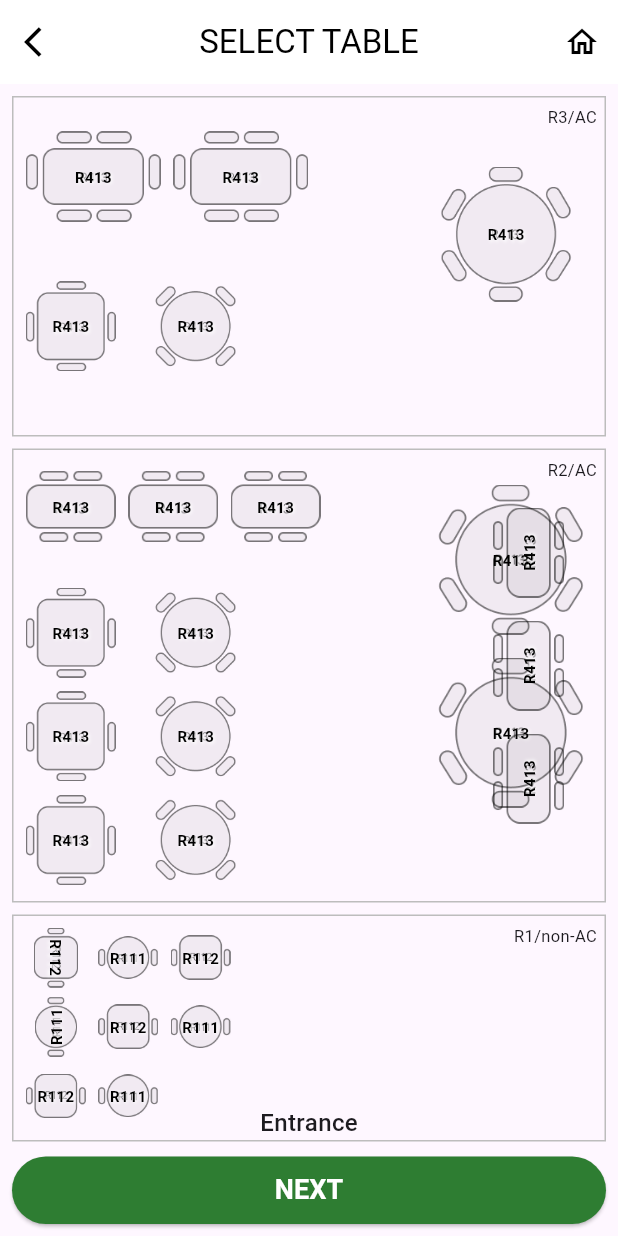
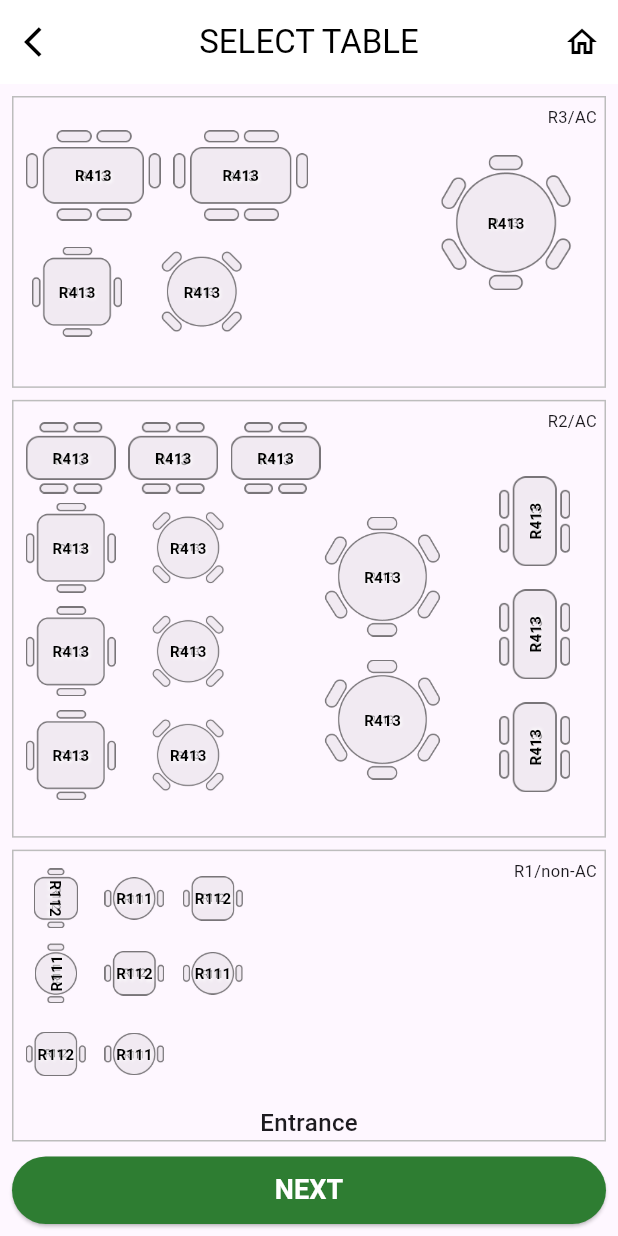
Before and after one commit to dhanyashreealva/flutterbloc, a Flutter app: the screen it shows after launch, on a phone screen of 412 x 824 dp. Run offline on Flutter 3.47's test engine with Material 3 defaults, Android fonts, the phone set to English and light mode, and no system bars; our stand-ins replace equatable, flutter_bloc.

Commit message:
table done

```diff
--- a/my_app/lib/tableselection.dart
+++ b/my_app/lib/tableselection.dart
@@ -78,7 +78,7 @@ class SelectTableScreen extends StatelessWidget {
               children: [
                 // R3/AC
                 Expanded(
-                  flex: 3,
+                  flex: 2,
                   child: Container(
                     decoration: BoxDecoration(
                       border: Border.all(color: Colors.grey.shade400),
@@ -87,13 +87,14 @@ class SelectTableScreen extends StatelessWidget {
                       children: [
                         // First row
                         Positioned(
-                          top: h * 0.01,
+                          top: h * 0.009,
                           left: w * 0.02,
                           child: Row(
                             children: [
                               CustomTableImageWidget(
                                 label: 'R413',
                                 imagePath: 'assets/images/rectangle6.png',
+                                //isAvailable: true,
                                 width: 90,
                                 height: 90,
                               ),
@@ -101,6 +102,7 @@ class SelectTableScreen extends StatelessWidget {
                               CustomTableImageWidget(
                                 label: 'R413',
                                 imagePath: 'assets/images/rectangle6.png',
+                                //isAvailable: true,
                                 width: 90,
                                 height: 90,
                               ),
@@ -109,19 +111,20 @@ class SelectTableScreen extends StatelessWidget {
                         ),
                         // Second row
                         Positioned(
-                          top: h * 0.14,
-                          left: w * 0.02,
+                          top: h * 0.11,
+                          left: w * 0.03,
                           child: Row(
                             children: [
                               CustomTableImageWidget(
                                 label: 'R413',
                                 imagePath: 'assets/images/square4.png',
-
+                                //isAvailable: true,
                               ),
                               SizedBox(width: w * 0.02),
                               CustomTableImageWidget(
                                 label: 'R413',
                                 imagePath: 'assets/images/circle4.png',
+                               // isAvailable: true,
                                 width: 90,
                                 height: 90,
                               ),
@@ -130,11 +133,12 @@ class SelectTableScreen extends StatelessWidget {
                         ),
                         // Large round table right
                         Positioned(
-                          top: h * 0.06,
+                          top: h * 0.05,
                           right: w * 0.05,
                           child: CustomTableImageWidget(
                                 label: 'R413',
                                 imagePath: 'assets/images/circle6.png',
+                               // isAvailable: true,
                                 width: 90,
                                 height: 90,
                               ),
@@ -152,7 +156,7 @@ class SelectTableScreen extends StatelessWidget {
 
                 // R2/AC
                 Expanded(
-                  flex: 4,
+                  flex: 3,
                   child: Container(
                     decoration: BoxDecoration(
                       border: Border.all(color: Colors.grey.shade400),
@@ -170,16 +174,19 @@ class SelectTableScreen extends StatelessWidget {
                                   CustomTableImageWidget(
                                     label: 'R413',
                                     imagePath: 'assets/images/rectangle4.png',
+                                    //isAvailable: false,
                                   ),
                                   SizedBox(width: w * 0.02),
                                   CustomTableImageWidget(
                                     label: 'R413',
                                     imagePath: 'assets/images/rectangle4.png',
+                                    //isAvailable: true,
                                   ),
                                   SizedBox(width: w * 0.02),
                                   CustomTableImageWidget(
                                     label: 'R413',
                                     imagePath: 'assets/images/rectangle4.png',
+                                    //isAvailable: true,
                                   ),
                                 ],
                               ),
@@ -188,7 +195,51 @@ class SelectTableScreen extends StatelessWidget {
                            ),
                          ),
                         Positioned(
-                          top: h * 0.10,
+                          top: h * 0.075,
+                          left: w * 0.02,
+                          child: Row(
+                            children: [
+                              CustomTableImageWidget(
+                                label: 'R413',
+                                imagePath: 'assets/images/square4.png',
+                                //isAvailable: false,
+                              ),
+                              SizedBox(width: w * 0.02),
+                              CustomTableImageWidget(
+                                label: 'R413',
+                                imagePath: 'assets/images/circle4.png',
+                                //isAvailable: true,
+                                width: 80,
+                                height: 80,
+                              ),
+                              SizedBox(width: w*0.02),
+                            ],
+                          ),
+                        ),
+                         Positioned(
+                          top: h * 0.165,
+                          left: w * 0.02,
+                          child: Row(
+                            children: [
+                              CustomTableImageWidget(
+                                label: 'R413',
+                                imagePath: 'assets/images/square4.png',
+                                //isAvailable: false,
+                              ),
+                              SizedBox(width: w * 0.02),
+                              CustomTableImageWidget(
+                                label: 'R413',
+                                imagePath: 'assets/images/circle4.png',
+                               // isAvailable: true,
+                                width: 80,
+                                height:80,
+                              ),
+                              SizedBox(width: w*0.02),
+                            ],
+                          ),
+                        ),
+                         Positioned(
+                          top: h * 0.255,
                           left: w * 0.02,
                           child: Row(
                             children: [
@@ -200,48 +251,8 @@ class SelectTableScreen extends StatelessWidget {
                               CustomTableImageWidget(
                                 label: 'R413',
                                 imagePath: 'assets/images/circle4.png',
-                                width: 90,
-                                height: 90,
-                              ),
-                              SizedBox(width: w*0.02),
-                            ],
-                          ),
-                        ),
-                         Positioned(
-                          top: h * 0.19,
-                          left: w * 0.02,
-                          child: Row(
-                            children: [
-                              CustomTableImageWidget(
-                                label: 'R413',
-                                imagePath: 'assets/images/square4.png',
-                              ),
-                              SizedBox(width: w * 0.02),
-                              CustomTableImageWidget(
-                                label: 'R413',
-                                imagePath: 'assets/images/circle4.png',
-                                width: 90,
-                                height:90,
-                              ),
-                              SizedBox(width: w*0.02),
-                            ],
-                          ),
-                        ),
-                         Positioned(
-                          top: h * 0.28,
-                          left: w * 0.02,
-                          child: Row(
-                            children: [
-                              CustomTableImageWidget(
-                                label: 'R413',
-                                imagePath: 'assets/images/square4.png',
-                              ),
-                              SizedBox(width: w * 0.02),
-                              CustomTableImageWidget(
-                                label: 'R413',
-                                imagePath: 'assets/images/circle4.png',
-                                width: 90,
-                                height: 90,
+                                width: 80,
+                                height: 80,
                               ),
                               SizedBox(width: w*0.02),
                             ],
@@ -250,28 +261,31 @@ class SelectTableScreen extends StatelessWidget {
 
                         // Right vertical tables
                         Positioned(
-                          top: h * 0.03,
-                          right: w * 0.03,
+                          top: h * 0.10,
+                          left: w * 0.5,
                           child: Column(
                             children: [
                               CustomTableImageWidget(
                                 label: 'R413',
                                 imagePath: 'assets/images/circle6.png',
-                                width: 100,
-                                height: 100,                              ),
+                                //isAvailable: true,
+                                width: 80,
+                                height:80,
+                                 ),
                               SizedBox(height: h * 0.02),
                               CustomTableImageWidget(
                                 label: 'R413',
                                 imagePath: 'assets/images/circle6.png',
-                                width: 100,
-                                height: 100,
+                                //isAvailable: false,
+                                width: 80,
+                                height: 80,
                               ),
                             ],
                           ),
                         ),
                         Positioned(
-                            top: h * 0.05,
-                            right: w * 0.05,
+                            top: h * 0.065,
+                            right: w * 0.04,
                             child: Column(
                               children: [
                                 RotatedBox(
@@ -279,6 +293,7 @@ class SelectTableScreen extends StatelessWidget {
                                   child: CustomTableImageWidget(
                                     label: 'R413',
                                     imagePath: 'assets/images/rectangle4.png',
+                                    //isAvailable: true,
                                   ),
                                 ),
                                 SizedBox(height: h * 0.02),
@@ -287,6 +302,7 @@ class SelectTableScreen extends StatelessWidget {
                                   child: CustomTableImageWidget(
                                     label: 'R413',
                                     imagePath: 'assets/images/rectangle4.png',
+                                    //isAvailable: false,
                                   ),
                                 ),
                                 SizedBox(height: h * 0.02),
@@ -295,6 +311,7 @@ class SelectTableScreen extends StatelessWidget {
                                   child: CustomTableImageWidget(
                                     label: 'R413',
                                     imagePath: 'assets/images/rectangle4.png',
+                                    //isAvailable: true,
                                   ),
                                 ),
                               ],
@@ -322,7 +339,7 @@ class SelectTableScreen extends StatelessWidget {
                     child: Stack(
                       children: [
                         Positioned(
-                          top: h * 0.01,
+                          top: h * 0.015,
                           left: w * 0.02,
                           child: Row(
                             children: [
@@ -335,14 +352,14 @@ class SelectTableScreen extends StatelessWidget {
                                     height: 40,
                                   ),
                                 ),
-                              SizedBox(width: w * 0.02),
+                              SizedBox(width: w * 0.03),
                               CustomTableImageWidget(
                                 label: 'R111',
                                 imagePath: 'assets/images/circle2.png',
                                 width: 40,
                                 height: 40,
                               ),
-                              SizedBox(width: w * 0.02),
+                              SizedBox(width: w * 0.03),
                               CustomTableImageWidget(
                                 label: 'R112',
                                 imagePath: 'assets/images/square2.png',
@@ -353,7 +370,7 @@ class SelectTableScreen extends StatelessWidget {
                           ),
                         ),
                         Positioned(
-                          top: h * 0.07,
+                          top: h * 0.08,
                           left: w * 0.02,
                           child: Row(
                             children: [
@@ -366,14 +383,14 @@ class SelectTableScreen extends StatelessWidget {
                                     height: 40,
                                   ),
                                 ),
-                              SizedBox(width: w * 0.02),
+                              SizedBox(width: w * 0.03),
                               CustomTableImageWidget(
                                 label: 'R112',
                                 imagePath: 'assets/images/square2.png',
                                 width: 40,
                                 height: 40,
                               ),
-                              SizedBox(width: w * 0.02),
+                              SizedBox(width: w * 0.03),
                               CustomTableImageWidget(
                                 label: 'R111',
                                 imagePath: 'assets/images/circle2.png',
@@ -384,7 +401,7 @@ class SelectTableScreen extends StatelessWidget {
                           ),
                         ),
                         Positioned(
-                          top: h * 0.13,
+                          top: h * 0.15,
                           left: w * 0.02,
                           child: Row(
                             children: [
@@ -394,7 +411,7 @@ class SelectTableScreen extends StatelessWidget {
                                 width: 40,
                                 height: 40,
                               ),
-                              SizedBox(width: w * 0.02),
+                              SizedBox(width: w * 0.03),
                               CustomTableImageWidget(
                                 label: 'R111',
                                 imagePath: 'assets/images/circle2.png',
--- a/my_app/lib/widgets/CustomTableimagewidget.dart
+++ b/my_app/lib/widgets/CustomTableimagewidget.dart
@@ -66,17 +66,11 @@ class TableScreen extends StatelessWidget {
 
   // LIST OF TABLES
   final List<TableModel> tables = [
-    TableModel('R1', 'assets/images/circle2.png'),
-    TableModel('R1', 'assets/images/square2.png'),
-    TableModel('R2', 'assets/images/rectangle4.png'),
-    TableModel('R2', 'assets/images/square4.png'),
-    TableModel('R2', 'assets/images/circle4.png'),
-    TableModel('R2', 'assets/images/circle6.png'),
-    TableModel('R3', 'assets/images/circle4.png'),
-    TableModel('R3', 'assets/images/square4.png'),
-    TableModel('R3', 'assets/images/rectangle6.png'),
-    TableModel('R3', 'assets/images/circle6.png'),
-
+    TableModel('R1', 'assets/tables/table_type1.png'),
+    TableModel('R2', 'assets/tables/table_type2.png'),
+    TableModel('R3', 'assets/tables/table_type3.png'),
+    TableModel('R4', 'assets/tables/table_type4.png'),
+    TableModel('R5', 'assets/tables/table_type5.png'),
     // Add more as needed
   ];
 
```
